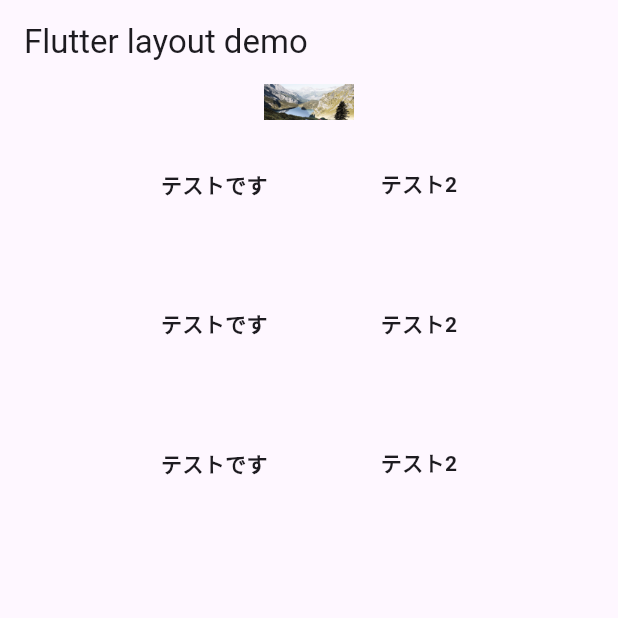
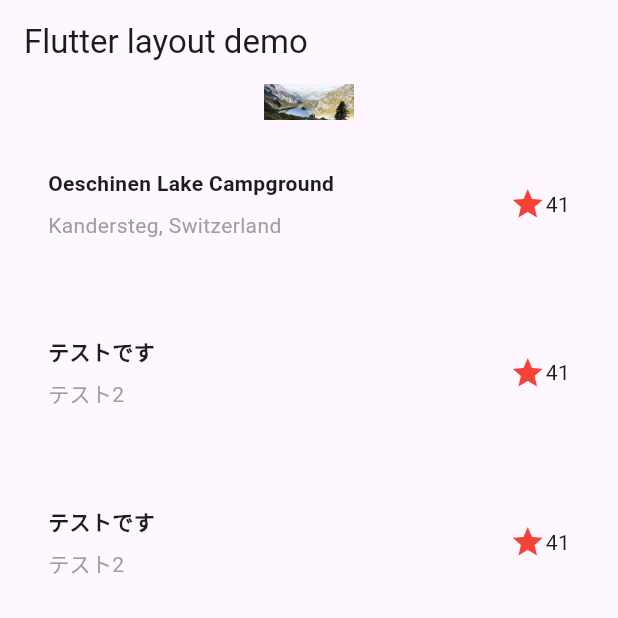
Before and after one commit to keigo-kanou-va/myapp, a Flutter app: the screen it shows after launch, on a phone screen of 412 x 824 dp, the top half of it. Run offline on Flutter 3.47's test engine with Material 3 defaults, Android fonts, the phone set to English and light mode, and no system bars.

Commit message:
TitleSectionの完成

```diff
--- a/lib/main.dart
+++ b/lib/main.dart
@@ -14,11 +14,14 @@ class MyApp extends StatelessWidget {
         appBar: AppBar(
           title: const Text(appTitle),
         ),
-        body: const Center(
+        body: const SingleChildScrollView(
             child: Column(
           children: [
             ImageSection(image: 'images/lake.jpg'),
-            TitleSection(name: 'テストです', location: 'テスト2'),
+            TitleSection(
+              name: 'Oeschinen Lake Campground',
+              location: 'Kandersteg, Switzerland',
+            ),
             TitleSection(name: 'テストです', location: 'テスト2'),
             TitleSection(name: 'テストです', location: 'テスト2'),
           ],
@@ -28,6 +31,7 @@ class MyApp extends StatelessWidget {
   }
 }
 
+// === ImageSection ここから===
 class ImageSection extends StatelessWidget {
   const ImageSection({
     super.key,
@@ -47,6 +51,10 @@ class ImageSection extends StatelessWidget {
   }
 }
 
+// === ImageSection ここまで ===
+
+// === TitleSection ここから===
+
 class TitleSection extends StatelessWidget {
   const TitleSection({
     super.key,
@@ -62,8 +70,13 @@ class TitleSection extends StatelessWidget {
     return Padding(
       padding: const EdgeInsets.all(32),
       child: Row(
-        mainAxisAlignment: MainAxisAlignment.spaceEvenly,
         children: [
+          // Row要素1
+          Expanded(
+              child: Column(
+            crossAxisAlignment: CrossAxisAlignment.start,
+            children: [
+              // column要素1
               Padding(
                 padding: const EdgeInsets.only(bottom: 8),
                 child: Text(
@@ -73,17 +86,29 @@ class TitleSection extends StatelessWidget {
                   ),
                 ),
               ),
-          Padding(
-            padding: const EdgeInsets.only(bottom: 8),
-            child: Text(
+
+              // column要素2
+              Text(
                 location,
-              style: const TextStyle(
-                fontWeight: FontWeight.bold,
+                style: TextStyle(
+                  color: Colors.grey[500],
                 ),
+              )
+            ],
+          )),
+
+          // Row要素2
+          Icon(
+            Icons.star,
+            color: Colors.red[500],
           ),
-          ),
+
+          // Row要素3
+          const Text('41'),
         ],
       ),
     );
   }
 }
+
+// === TitleSection ここまで===
```
Lines whose indentation alone changed are shown as unchanged.
